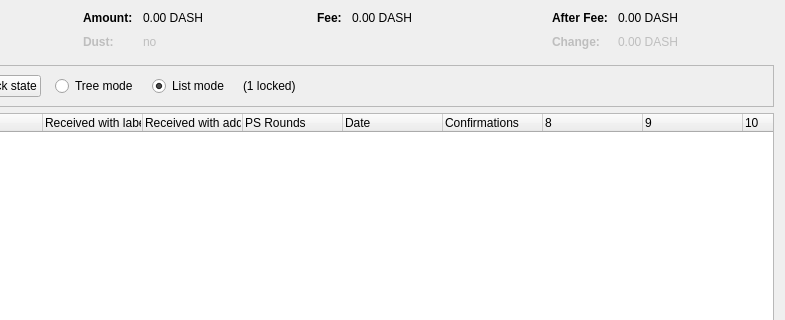
This is src/qt/forms/coincontroldialog.ui in GelCoinProject/GelCoin as Qt 5 draws it before an edit; both pictures show x 169 to 954 and y 0 to 320 of the 954 by 500 pixel window. The edited form follows.
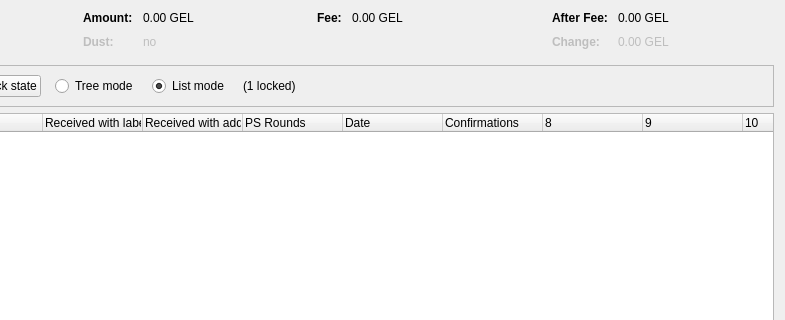
This is the edited form. Custom widgets are drawn as their Qt base class.

The edit to the form file:
```diff
--- a/src/qt/forms/coincontroldialog.ui
+++ b/src/qt/forms/coincontroldialog.ui
@@ -132,7 +132,7 @@
           <enum>Qt::ActionsContextMenu</enum>
          </property>
          <property name="text">
-          <string notr="true">0.00 DASH</string>
+          <string notr="true">0.00 GEL</string>
          </property>
          <property name="textInteractionFlags">
           <set>Qt::LinksAccessibleByMouse|Qt::TextSelectableByKeyboard|Qt::TextSelectableByMouse</set>
@@ -212,7 +212,7 @@
           <enum>Qt::ActionsContextMenu</enum>
          </property>
          <property name="text">
-          <string notr="true">0.00 DASH</string>
+          <string notr="true">0.00 GEL</string>
          </property>
          <property name="textInteractionFlags">
           <set>Qt::LinksAccessibleByMouse|Qt::TextSelectableByKeyboard|Qt::TextSelectableByMouse</set>
@@ -257,7 +257,7 @@
           <enum>Qt::ActionsContextMenu</enum>
          </property>
          <property name="text">
-          <string notr="true">0.00 DASH</string>
+          <string notr="true">0.00 GEL</string>
          </property>
          <property name="textInteractionFlags">
           <set>Qt::LinksAccessibleByMouse|Qt::TextSelectableByKeyboard|Qt::TextSelectableByMouse</set>
@@ -292,7 +292,7 @@
           <enum>Qt::ActionsContextMenu</enum>
          </property>
          <property name="text">
-          <string notr="true">0.00 DASH</string>
+          <string notr="true">0.00 GEL</string>
          </property>
          <property name="textInteractionFlags">
           <set>Qt::LinksAccessibleByMouse|Qt::TextSelectableByKeyboard|Qt::TextSelectableByMouse</set>
```
